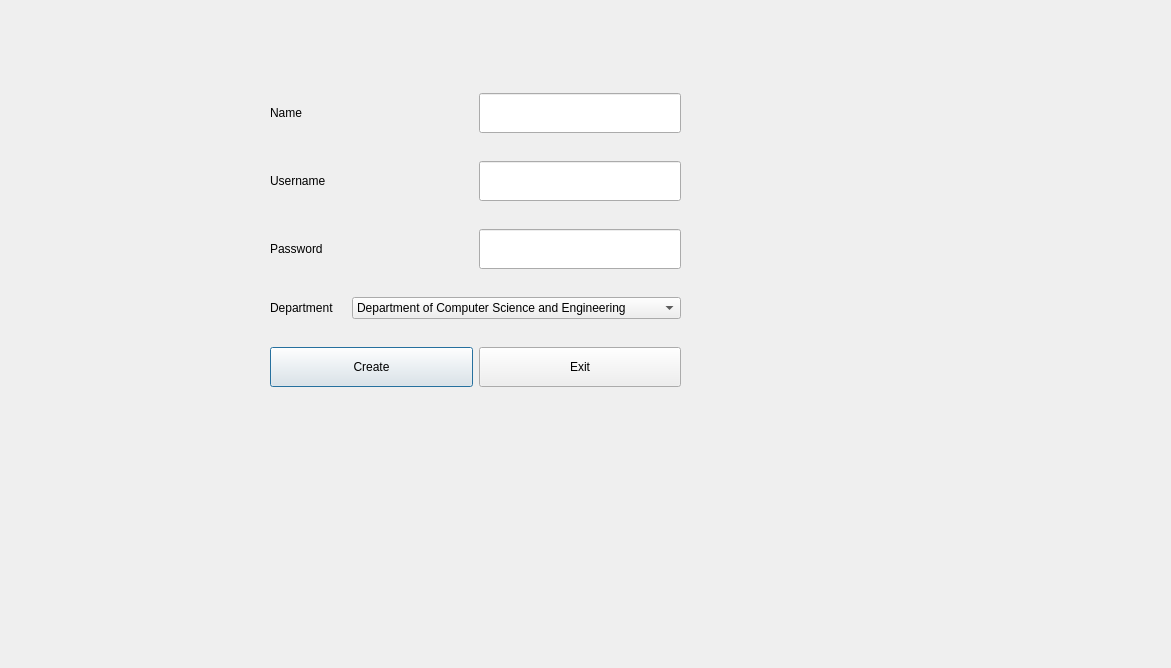
This is bms/professor.ui in MythicSTR/bms-project as Qt 5 draws it before an edit. The edited form follows.
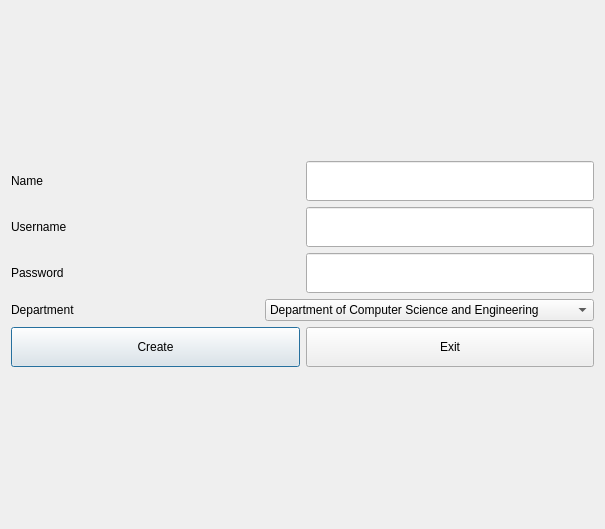
This is the edited form.

Diff of the .ui file:
```diff
--- a/bms/professor.ui
+++ b/bms/professor.ui
@@ -6,22 +6,15 @@
    <rect>
     <x>0</x>
     <y>0</y>
-    <width>1171</width>
-    <height>668</height>
+    <width>605</width>
+    <height>529</height>
    </rect>
   </property>
   <property name="windowTitle">
    <string>Dialog</string>
   </property>
-  <widget class="QWidget" name="">
-   <property name="geometry">
-    <rect>
-     <x>270</x>
-     <y>71</y>
-     <width>411</width>
-     <height>341</height>
-    </rect>
-   </property>
+  <layout class="QGridLayout" name="gridLayout">
+   <item row="0" column="0">
    <layout class="QVBoxLayout" name="verticalLayout">
     <item>
      <layout class="QHBoxLayout" name="horizontalLayout">
@@ -232,7 +225,8 @@
      </layout>
     </item>
    </layout>
-  </widget>
+   </item>
+  </layout>
  </widget>
  <resources/>
  <connections/>
```
Lines whose indentation alone changed are shown as unchanged.
